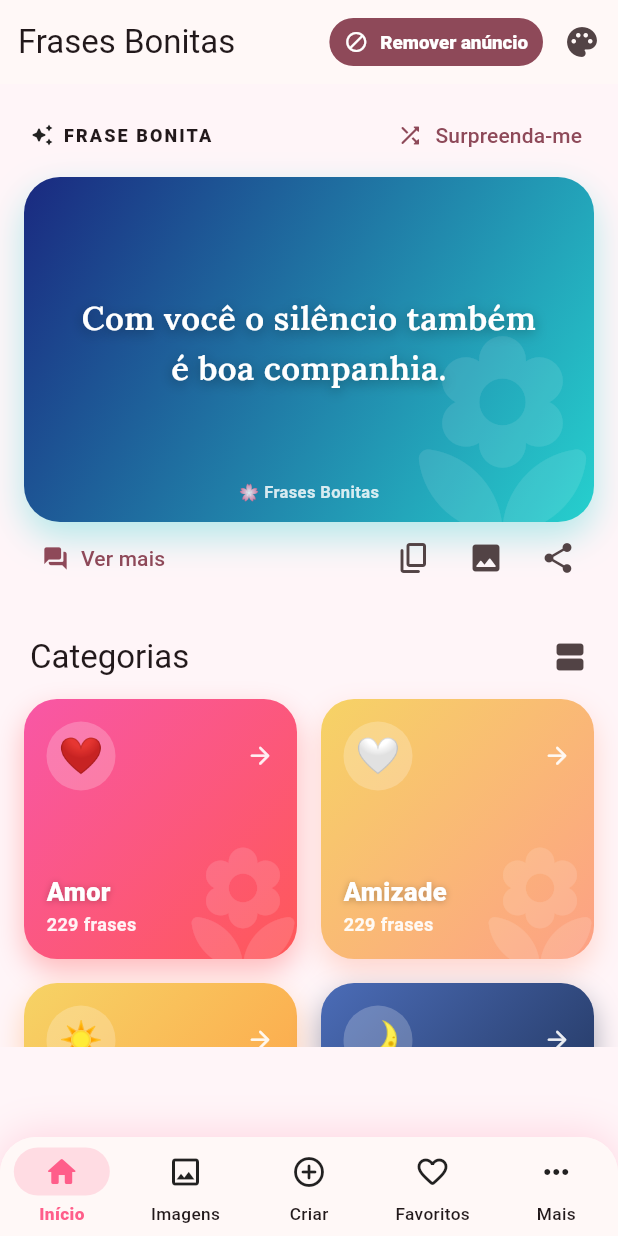
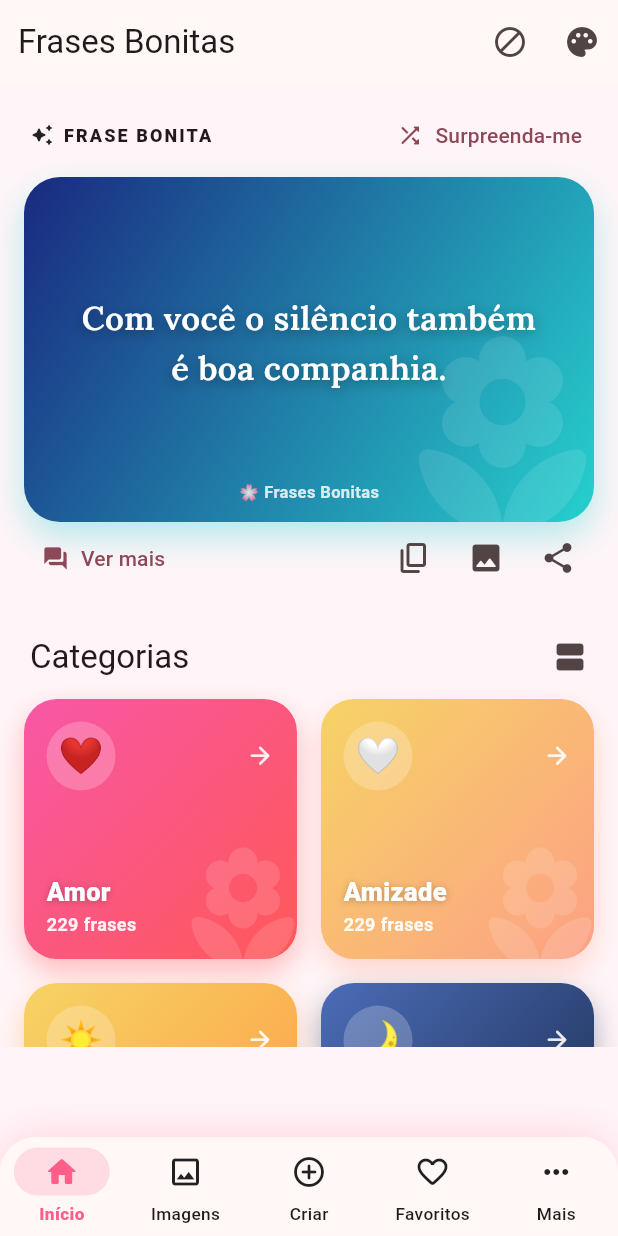
Before and after one commit to bruuhviiper-dev/app25, a Flutter app: the screen it shows after launch, on a phone screen of 412 x 824 dp. Run offline on Flutter 3.47's test engine with Material 3 defaults, Android fonts, the phone set to English and light mode, and no system bars; our stand-ins replace cached_network_image, flutter_local_notifications, flutter_timezone, google_fonts, google_mobile_ads, image_picker and 4 more; missing offline and left inert: gal; network calls fail.

Commit message:
fix: notificacao diaria GENERICA (nao vaza a frase) + remover anuncios so icone + bump
Co-Authored-By: Claude Opus 4.8 (1M context) <noreply@anthropic.com>

```diff
--- a/lib/screens/home_screen.dart
+++ b/lib/screens/home_screen.dart
@@ -28,20 +28,11 @@ class HomeScreen extends StatelessWidget {
         titleSpacing: 12,
         actions: [
           if (!state.adsRemoved)
-            Padding(
-              padding: const EdgeInsets.symmetric(vertical: 8, horizontal: 2),
-              child: FilledButton.icon(
-                onPressed: () => Navigator.of(context).push(
-                  MaterialPageRoute(builder: (_) => const StoreScreen()),
-                ),
-                icon: const Icon(Icons.block_rounded, size: 16),
-                label: const Text('Remover anúncio'),
-                style: FilledButton.styleFrom(
-                  visualDensity: VisualDensity.compact,
-                  padding: const EdgeInsets.symmetric(horizontal: 10),
-                  textStyle: const TextStyle(
-                      fontSize: 12.5, fontWeight: FontWeight.w800),
-                ),
+            IconButton(
+              tooltip: 'Remover anúncios',
+              icon: const Icon(Icons.block_rounded),
+              onPressed: () => Navigator.of(context).push(
+                MaterialPageRoute(builder: (_) => const StoreScreen()),
               ),
             ),
           IconButton(
--- a/pubspec.yaml
+++ b/pubspec.yaml
@@ -16,7 +16,7 @@ publish_to: 'none' # Remove this line if you wish to publish to pub.dev
 # https://developer.apple.com/library/archive/documentation/General/Reference/InfoPlistKeyReference/Articles/CoreFoundationKeys.html
 # In Windows, build-name is used as the major, minor, and patch parts
 # of the product and file versions while build-number is used as the build suffix.
-version: 1.2.4+8
+version: 1.2.5+9
 
 environment:
   sdk: ^3.12.1
@@ -45,10 +45,10 @@ dependencies:
   url_launcher: ^6.3.0
   google_mobile_ads: ^5.3.1
 
-  # Fotos reais grátis (Unsplash) com cache offline em disco
+  # Fotos reais grÃ¡tis (Unsplash) com cache offline em disco
   cached_network_image: ^3.4.1
 
-  # Compras no app (Google Play Billing) — remover anúncios (no_ads)
+  # Compras no app (Google Play Billing) â€” remover anÃºncios (no_ads)
   in_app_purchase: ^3.2.0
 
 dev_dependencies:
```
Also changed, not shown: lib/services/notification_service.dart (+8 -13 lines).
